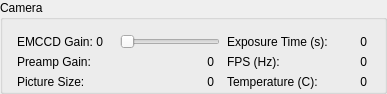
Before: the Qt Designer form hal4000/qtdesigner/camera-params-detached.ui in ZhuangLab/storm-control, drawn with Qt 5.
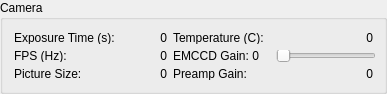
After: the same form once the commit is applied.

Commit message: Change detached camera to only display relevant camera parameters. Tweak the layout of the detached camera params dialog box.

```diff
--- a/hal4000/qtdesigner/camera-params-detached.ui
+++ b/hal4000/qtdesigner/camera-params-detached.ui
@@ -22,38 +22,95 @@
   <property name="title">
    <string>Camera</string>
   </property>
-  <layout class="QHBoxLayout" name="horizontalLayout">
-   <item>
-    <widget class="QWidget" name="widget_2" native="true">
+  <layout class="QGridLayout" name="gridLayout">
+   <item row="0" column="0">
+    <widget class="QLabel" name="exposureTimeLabel">
      <property name="sizePolicy">
-      <sizepolicy hsizetype="Fixed" vsizetype="Fixed">
+      <sizepolicy hsizetype="Preferred" vsizetype="Preferred">
        <horstretch>0</horstretch>
        <verstretch>0</verstretch>
       </sizepolicy>
      </property>
      <property name="minimumSize">
       <size>
-       <width>361</width>
-       <height>61</height>
+       <width>100</width>
+       <height>0</height>
       </size>
      </property>
      <property name="maximumSize">
       <size>
-       <width>361</width>
-       <height>61</height>
+       <width>10000</width>
+       <height>16777215</height>
       </size>
      </property>
+     <property name="text">
+      <string>Exposure Time (s):</string>
+     </property>
+    </widget>
+   </item>
+   <item row="0" column="1">
+    <widget class="QLabel" name="exposureTimeText">
+     <property name="sizePolicy">
+      <sizepolicy hsizetype="Preferred" vsizetype="Preferred">
+       <horstretch>0</horstretch>
+       <verstretch>0</verstretch>
+      </sizepolicy>
+     </property>
+     <property name="minimumSize">
+      <size>
+       <width>50</width>
+       <height>0</height>
+      </size>
+     </property>
+     <property name="maximumSize">
+      <size>
+       <width>100000</width>
+       <height>16777215</height>
+      </size>
+     </property>
+     <property name="layoutDirection">
+      <enum>Qt::LeftToRight</enum>
+     </property>
+     <property name="frameShape">
+      <enum>QFrame::NoFrame</enum>
+     </property>
+     <property name="text">
+      <string>0</string>
+     </property>
+     <property name="alignment">
+      <set>Qt::AlignRight|Qt::AlignTrailing|Qt::AlignVCenter</set>
+     </property>
+    </widget>
+   </item>
+   <item row="0" column="2">
+    <widget class="QLabel" name="temperatureLabel">
+     <property name="sizePolicy">
+      <sizepolicy hsizetype="Preferred" vsizetype="Preferred">
+       <horstretch>0</horstretch>
+       <verstretch>0</verstretch>
+      </sizepolicy>
+     </property>
+     <property name="minimumSize">
+      <size>
+       <width>100</width>
+       <height>0</height>
+      </size>
+     </property>
+     <property name="maximumSize">
+      <size>
+       <width>10000</width>
+       <height>16777215</height>
+      </size>
+     </property>
+     <property name="text">
+      <string>Temperature (C):</string>
+     </property>
+    </widget>
+   </item>
+   <item row="0" column="3">
      <widget class="QLabel" name="temperatureText">
-      <property name="geometry">
-       <rect>
-        <x>303</x>
-        <y>43</y>
-        <width>50</width>
-        <height>16</height>
-       </rect>
-      </property>
       <property name="sizePolicy">
-       <sizepolicy hsizetype="Fixed" vsizetype="Preferred">
+      <sizepolicy hsizetype="Preferred" vsizetype="Preferred">
         <horstretch>0</horstretch>
         <verstretch>0</verstretch>
        </sizepolicy>
@@ -66,7 +123,7 @@
       </property>
       <property name="maximumSize">
        <size>
-        <width>50</width>
+       <width>10000</width>
         <height>16777215</height>
        </size>
       </property>
@@ -80,17 +137,11 @@
        <set>Qt::AlignRight|Qt::AlignTrailing|Qt::AlignVCenter</set>
       </property>
      </widget>
+   </item>
+   <item row="1" column="0">
      <widget class="QLabel" name="FPSLabel">
-      <property name="geometry">
-       <rect>
-        <x>213</x>
-        <y>23</y>
-        <width>100</width>
-        <height>16</height>
-       </rect>
-      </property>
       <property name="sizePolicy">
-       <sizepolicy hsizetype="Fixed" vsizetype="Preferred">
+      <sizepolicy hsizetype="Preferred" vsizetype="Preferred">
         <horstretch>0</horstretch>
         <verstretch>0</verstretch>
        </sizepolicy>
@@ -103,7 +154,7 @@
       </property>
       <property name="maximumSize">
        <size>
-        <width>100</width>
+       <width>10000</width>
         <height>16777215</height>
        </size>
       </property>
@@ -111,116 +162,11 @@
        <string>FPS (Hz):</string>
       </property>
      </widget>
-     <widget class="QLabel" name="pictureSizeLabel">
-      <property name="geometry">
-       <rect>
-        <x>3</x>
-        <y>43</y>
-        <width>100</width>
-        <height>16</height>
-       </rect>
-      </property>
-      <property name="sizePolicy">
-       <sizepolicy hsizetype="Fixed" vsizetype="Preferred">
-        <horstretch>0</horstretch>
-        <verstretch>0</verstretch>
-       </sizepolicy>
-      </property>
-      <property name="minimumSize">
-       <size>
-        <width>100</width>
-        <height>0</height>
-       </size>
-      </property>
-      <property name="maximumSize">
-       <size>
-        <width>100</width>
-        <height>16777215</height>
-       </size>
-      </property>
-      <property name="text">
-       <string>Picture Size:</string>
-      </property>
-     </widget>
-     <widget class="QLabel" name="preampGainText">
-      <property name="geometry">
-       <rect>
-        <x>109</x>
-        <y>23</y>
-        <width>91</width>
-        <height>16</height>
-       </rect>
-      </property>
-      <property name="sizePolicy">
-       <sizepolicy hsizetype="Fixed" vsizetype="Preferred">
-        <horstretch>0</horstretch>
-        <verstretch>0</verstretch>
-       </sizepolicy>
-      </property>
-      <property name="minimumSize">
-       <size>
-        <width>50</width>
-        <height>0</height>
-       </size>
-      </property>
-      <property name="maximumSize">
-       <size>
-        <width>100</width>
-        <height>16777215</height>
-       </size>
-      </property>
-      <property name="layoutDirection">
-       <enum>Qt::LeftToRight</enum>
-      </property>
-      <property name="text">
-       <string>0</string>
-      </property>
-      <property name="alignment">
-       <set>Qt::AlignRight|Qt::AlignTrailing|Qt::AlignVCenter</set>
-      </property>
-     </widget>
-     <widget class="QLabel" name="temperatureLabel">
-      <property name="geometry">
-       <rect>
-        <x>213</x>
-        <y>43</y>
-        <width>100</width>
-        <height>16</height>
-       </rect>
-      </property>
-      <property name="sizePolicy">
-       <sizepolicy hsizetype="Fixed" vsizetype="Preferred">
-        <horstretch>0</horstretch>
-        <verstretch>0</verstretch>
-       </sizepolicy>
-      </property>
-      <property name="minimumSize">
-       <size>
-        <width>100</width>
-        <height>0</height>
-       </size>
-      </property>
-      <property name="maximumSize">
-       <size>
-        <width>100</width>
-        <height>16777215</height>
-       </size>
-      </property>
-      <property name="text">
-       <string>Temperature (C):</string>
-      </property>
-     </widget>
+   </item>
+   <item row="1" column="1">
      <widget class="QLabel" name="FPSText">
-      <property name="geometry">
-       <rect>
-        <x>303</x>
-        <y>23</y>
-        <width>50</width>
-        <height>16</height>
-       </rect>
-      </property>
       <property name="sizePolicy">
-       <sizepolicy hsizetype="Fixed" vsizetype="Preferred">
+      <sizepolicy hsizetype="Preferred" vsizetype="Preferred">
         <horstretch>0</horstretch>
         <verstretch>0</verstretch>
        </sizepolicy>
@@ -233,7 +179,7 @@
       </property>
       <property name="maximumSize">
        <size>
-        <width>50</width>
+       <width>10000</width>
         <height>16777215</height>
        </size>
       </property>
@@ -247,17 +193,36 @@
        <set>Qt::AlignRight|Qt::AlignTrailing|Qt::AlignVCenter</set>
       </property>
      </widget>
+   </item>
+   <item row="1" column="2">
+    <widget class="QLabel" name="EMCCDLabel">
+     <property name="sizePolicy">
+      <sizepolicy hsizetype="Preferred" vsizetype="Preferred">
+       <horstretch>0</horstretch>
+       <verstretch>0</verstretch>
+      </sizepolicy>
+     </property>
+     <property name="minimumSize">
+      <size>
+       <width>100</width>
+       <height>0</height>
+      </size>
+     </property>
+     <property name="maximumSize">
+      <size>
+       <width>10000</width>
+       <height>16777215</height>
+      </size>
+     </property>
+     <property name="text">
+      <string>EMCCD Gain: 0</string>
+     </property>
+    </widget>
+   </item>
+   <item row="1" column="3">
      <widget class="QSlider" name="EMCCDSlider">
-      <property name="geometry">
-       <rect>
-        <x>106</x>
-        <y>0</y>
-        <width>100</width>
-        <height>21</height>
-       </rect>
-      </property>
       <property name="sizePolicy">
-       <sizepolicy hsizetype="Fixed" vsizetype="Fixed">
+      <sizepolicy hsizetype="Preferred" vsizetype="Preferred">
         <horstretch>0</horstretch>
         <verstretch>0</verstretch>
        </sizepolicy>
@@ -270,7 +235,7 @@
       </property>
       <property name="maximumSize">
        <size>
-        <width>100</width>
+       <width>10000</width>
         <height>16777215</height>
        </size>
       </property>
@@ -284,17 +249,36 @@
        <enum>Qt::Horizontal</enum>
       </property>
      </widget>
-     <widget class="QLabel" name="exposureTimeText">
-      <property name="geometry">
-       <rect>
-        <x>303</x>
-        <y>3</y>
-        <width>50</width>
-        <height>16</height>
-       </rect>
-      </property>
+   </item>
+   <item row="2" column="0">
+    <widget class="QLabel" name="pictureSizeLabel">
+     <property name="sizePolicy">
+      <sizepolicy hsizetype="Preferred" vsizetype="Preferred">
+       <horstretch>0</horstretch>
+       <verstretch>0</verstretch>
+      </sizepolicy>
+     </property>
+     <property name="minimumSize">
+      <size>
+       <width>100</width>
+       <height>0</height>
+      </size>
+     </property>
+     <property name="maximumSize">
+      <size>
+       <width>10000</width>
+       <height>16777215</height>
+      </size>
+     </property>
+     <property name="text">
+      <string>Picture Size:</string>
+     </property>
+    </widget>
+   </item>
+   <item row="2" column="1">
+    <widget class="QLabel" name="pictureSizeText">
       <property name="sizePolicy">
-       <sizepolicy hsizetype="Fixed" vsizetype="Preferred">
+      <sizepolicy hsizetype="Preferred" vsizetype="Preferred">
         <horstretch>0</horstretch>
         <verstretch>0</verstretch>
        </sizepolicy>
@@ -307,7 +291,7 @@
       </property>
       <property name="maximumSize">
        <size>
-        <width>50</width>
+       <width>10000</width>
         <height>16777215</height>
        </size>
       </property>
@@ -321,17 +305,11 @@
        <set>Qt::AlignRight|Qt::AlignTrailing|Qt::AlignVCenter</set>
       </property>
      </widget>
+   </item>
+   <item row="2" column="2">
      <widget class="QLabel" name="preampGainLabel">
-      <property name="geometry">
-       <rect>
-        <x>3</x>
-        <y>23</y>
-        <width>100</width>
-        <height>16</height>
-       </rect>
-      </property>
       <property name="sizePolicy">
-       <sizepolicy hsizetype="Fixed" vsizetype="Preferred">
+      <sizepolicy hsizetype="Preferred" vsizetype="Preferred">
         <horstretch>0</horstretch>
         <verstretch>0</verstretch>
        </sizepolicy>
@@ -344,7 +322,7 @@
       </property>
       <property name="maximumSize">
        <size>
-        <width>100</width>
+       <width>10000</width>
         <height>16777215</height>
        </size>
       </property>
@@ -352,79 +330,11 @@
        <string>Preamp Gain:</string>
       </property>
      </widget>
-     <widget class="QLabel" name="EMCCDLabel">
-      <property name="geometry">
-       <rect>
-        <x>3</x>
-        <y>3</y>
-        <width>100</width>
-        <height>16</height>
-       </rect>
-      </property>
+   </item>
+   <item row="2" column="3">
+    <widget class="QLabel" name="preampGainText">
       <property name="sizePolicy">
-       <sizepolicy hsizetype="Fixed" vsizetype="Preferred">
-        <horstretch>0</horstretch>
-        <verstretch>0</verstretch>
-       </sizepolicy>
-      </property>
-      <property name="minimumSize">
-       <size>
-        <width>100</width>
-        <height>0</height>
-       </size>
-      </property>
-      <property name="maximumSize">
-       <size>
-        <width>100</width>
-        <height>16777215</height>
-       </size>
-      </property>
-      <property name="text">
-       <string>EMCCD Gain: 0</string>
-      </property>
-     </widget>
-     <widget class="QLabel" name="exposureTimeLabel">
-      <property name="geometry">
-       <rect>
-        <x>213</x>
-        <y>3</y>
-        <width>100</width>
-        <height>16</height>
-       </rect>
-      </property>
-      <property name="sizePolicy">
-       <sizepolicy hsizetype="Fixed" vsizetype="Preferred">
-        <horstretch>0</horstretch>
-        <verstretch>0</verstretch>
-       </sizepolicy>
-      </property>
-      <property name="minimumSize">
-       <size>
-        <width>100</width>
-        <height>0</height>
-       </size>
-      </property>
-      <property name="maximumSize">
-       <size>
-        <width>100</width>
-        <height>16777215</height>
-       </size>
-      </property>
-      <property name="text">
-       <string>Exposure Time (s):</string>
-      </property>
-     </widget>
-     <widget class="QLabel" name="pictureSizeText">
-      <property name="geometry">
-       <rect>
-        <x>109</x>
-        <y>43</y>
-        <width>91</width>
-        <height>16</height>
-       </rect>
-      </property>
-      <property name="sizePolicy">
-       <sizepolicy hsizetype="Fixed" vsizetype="Preferred">
+      <sizepolicy hsizetype="Preferred" vsizetype="Preferred">
         <horstretch>0</horstretch>
         <verstretch>0</verstretch>
        </sizepolicy>
@@ -437,7 +347,7 @@
       </property>
       <property name="maximumSize">
        <size>
-        <width>100</width>
+       <width>10000</width>
         <height>16777215</height>
        </size>
       </property>
@@ -450,7 +360,6 @@
       <property name="alignment">
        <set>Qt::AlignRight|Qt::AlignTrailing|Qt::AlignVCenter</set>
       </property>
-     </widget>
     </widget>
    </item>
   </layout>
```
Lines whose indentation alone changed are shown as unchanged. The commit also changes 4 other files.
